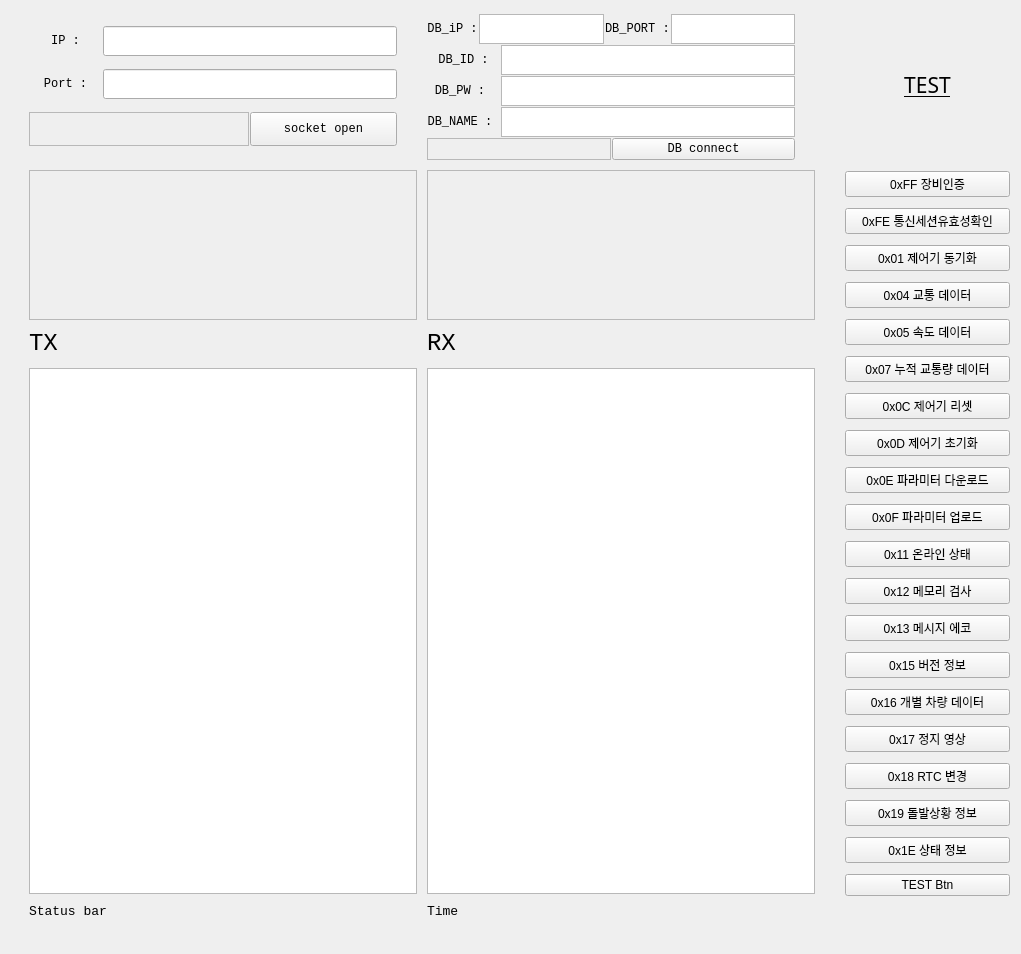
First picture: the form in main.ui, repository gov1832/hbrain_VDS_COM_test, before the edit.
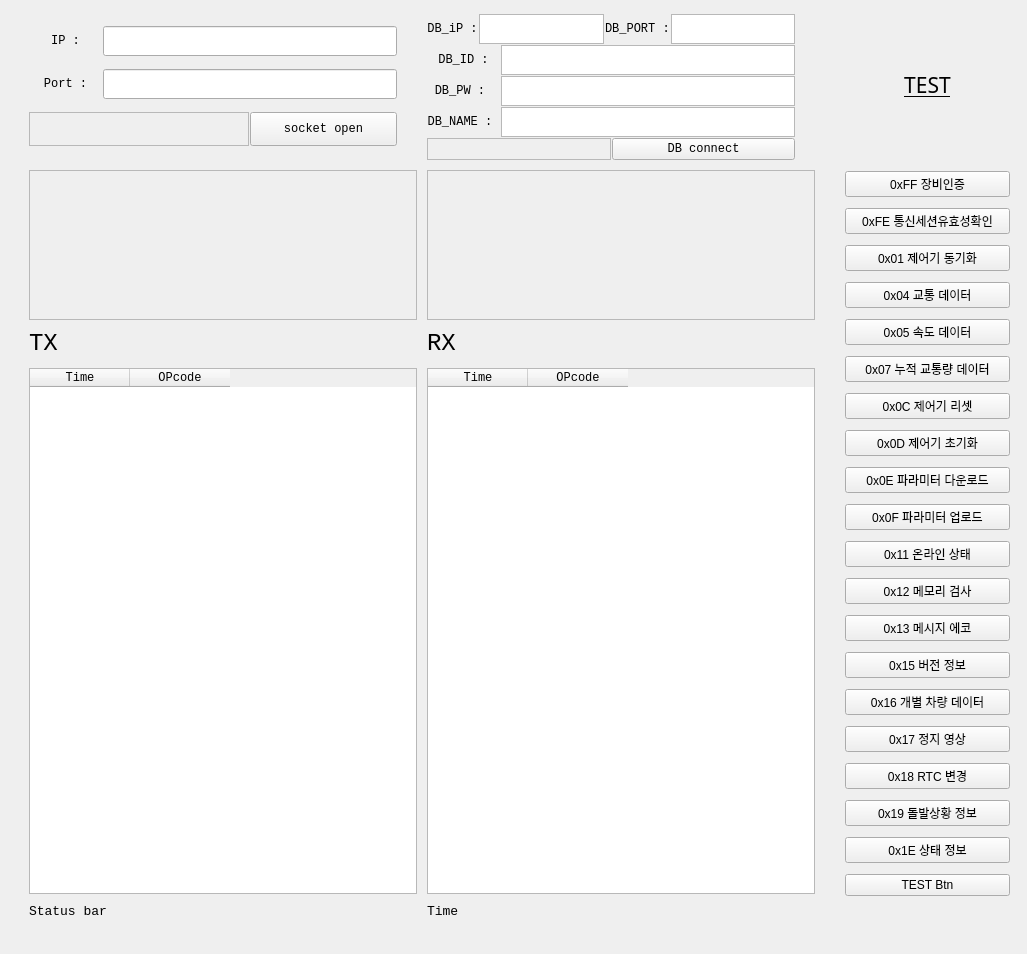
Second picture: the form after the edit.

```diff
--- a/main.ui
+++ b/main.ui
@@ -6,7 +6,7 @@
    <rect>
     <x>0</x>
     <y>0</y>
-    <width>1021</width>
+    <width>1027</width>
     <height>954</height>
    </rect>
   </property>
@@ -162,15 +162,6 @@
         </item>
        </layout>
       </item>
-      <item row="3" column="1">
-       <widget class="QListView" name="listView_2">
-        <property name="font">
-         <font>
-          <family>Consolas</family>
-         </font>
-        </property>
-       </widget>
-      </item>
       <item row="4" column="0">
        <widget class="QLabel" name="status_bar">
         <property name="font">
@@ -184,15 +175,6 @@
         </property>
        </widget>
       </item>
-      <item row="3" column="0">
-       <widget class="QListView" name="listView">
-        <property name="font">
-         <font>
-          <family>Consolas</family>
-         </font>
-        </property>
-       </widget>
-      </item>
       <item row="1" column="1">
        <widget class="QFrame" name="frame_3">
         <property name="frameShape">
@@ -467,6 +449,44 @@
         </property>
        </widget>
       </item>
+      <item row="3" column="0">
+       <widget class="QTableWidget" name="tx_table">
+        <property name="font">
+         <font>
+          <family>Consolas</family>
+         </font>
+        </property>
+        <column>
+         <property name="text">
+          <string>Time</string>
+         </property>
+        </column>
+        <column>
+         <property name="text">
+          <string>OPcode</string>
+         </property>
+        </column>
+       </widget>
+      </item>
+      <item row="3" column="1">
+       <widget class="QTableWidget" name="rx_table">
+        <property name="font">
+         <font>
+          <family>Consolas</family>
+         </font>
+        </property>
+        <column>
+         <property name="text">
+          <string>Time</string>
+         </property>
+        </column>
+        <column>
+         <property name="text">
+          <string>OPcode</string>
+         </property>
+        </column>
+       </widget>
+      </item>
      </layout>
     </item>
     <item>
```
